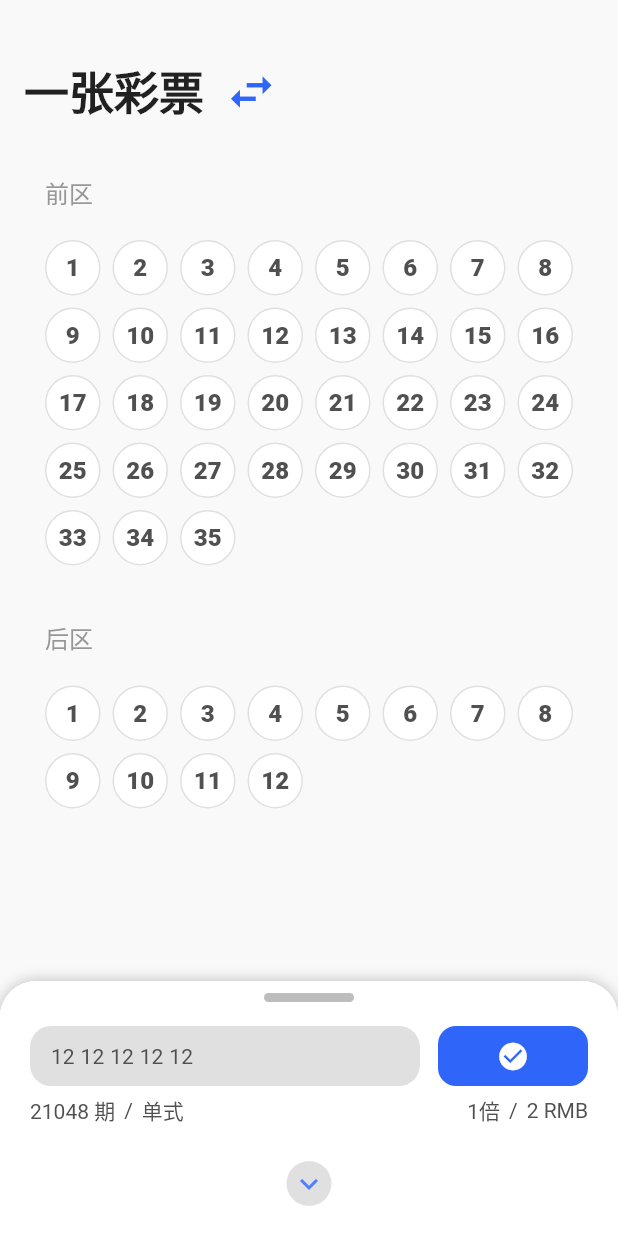
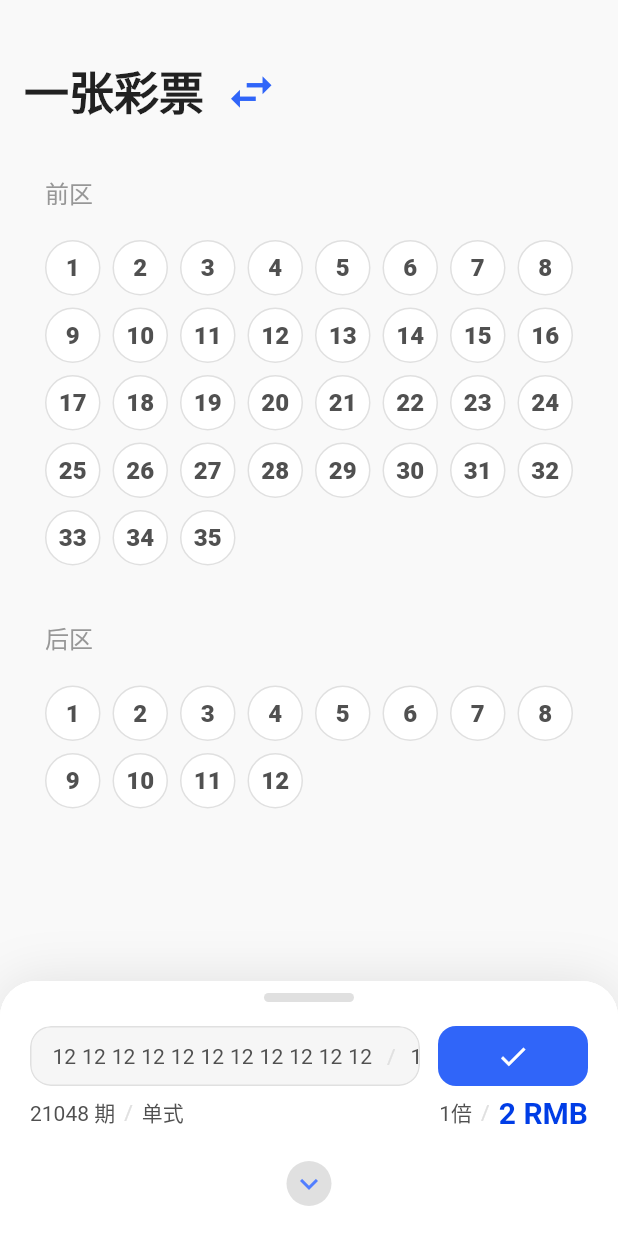
Before and after one commit to ShookLyngs/lyngs-donator, a Flutter app: the screen it shows after launch, on a phone screen of 412 x 824 dp. Run offline on Flutter 3.47's test engine with Material 2 defaults, Android fonts, the light colour scheme and no system bars; drawn by our look-alikes of sliding_up_panel; our stand-ins replace get.

Commit message:
update(theme): update panel colors

```diff
--- a/lib/pages/generate/generate.dart
+++ b/lib/pages/generate/generate.dart
@@ -28,6 +28,12 @@ class GeneratePage extends StatelessWidget {
       minHeight: minHeight,
       backdropEnabled: true,
       backdropOpacity: 0.3,
+      boxShadow: const [
+        BoxShadow(
+          blurRadius: 30.0,
+          color: Color.fromRGBO(0, 0, 0, 0.10),
+        ),
+      ],
       borderRadius: state.wrapBorderRadius,
       controller: state.panelController,
       // Widgets
--- a/lib/pages/generate/generate_panel.dart
+++ b/lib/pages/generate/generate_panel.dart
@@ -14,7 +14,9 @@ class GeneratePanel extends GetxWidget<GeneratePageState> {
       borderRadius: state.wrapBorderRadius,
       child: Stack(
         children: [
-          ListView(
+          Container(
+            color: Theme.of(context).cardColor,
+            child: ListView(
               controller: scrollController,
               children: [
                 const SizedBox(height: 80),
@@ -68,6 +70,7 @@ class GeneratePanel extends GetxWidget<GeneratePageState> {
                 ),
               ],
             ),
+          ),
           Positioned(
             top: 0,
             width: Get.width,
@@ -75,7 +78,7 @@ class GeneratePanel extends GetxWidget<GeneratePageState> {
               height: 80,
               child: Container(
                 padding: const EdgeInsets.symmetric(horizontal: 16),
-                color: Colors.white,
+                color: Theme.of(context).cardColor,
                 child: Row(children: [
                   TextButton(
                     onPressed: () {},
@@ -87,12 +90,12 @@ class GeneratePanel extends GetxWidget<GeneratePageState> {
                     child: Row(children: [
                       const Icon(Icons.arrow_back),
                       const SizedBox(width: 10),
-                      const Text(
+                      Text(
                         '我的关注',
                         style: TextStyle(
                           fontSize: 20,
-                            color: Colors.black,
-                          )
+                          color: Theme.of(context).textTheme.headline1!.color,
+                        ),
                       ),
                     ]),
                   )
--- a/lib/pages/generate/generate_panel_collapsed.dart
+++ b/lib/pages/generate/generate_panel_collapsed.dart
@@ -12,8 +12,11 @@ class GeneratePanelCollapsed extends GetxWidget<GeneratePageState> {
         left: false,
         right: false,
         child: Container(
-          color: Colors.white,
           padding: const EdgeInsets.symmetric(horizontal: 20),
+          decoration: BoxDecoration(
+            color: Theme.of(context).cardColor,
+            borderRadius: state.wrapBorderRadius,
+          ),
           child: Column(children: [
             // Indicator
             const SizedBox(height: 8),
@@ -23,9 +26,9 @@ class GeneratePanelCollapsed extends GetxWidget<GeneratePageState> {
                 width: 60,
                 height: 6,
                 child: Container(
-                  decoration: const BoxDecoration(
-                    color: Colors.black26,
-                    borderRadius: BorderRadius.all(Radius.circular(6)),
+                  decoration: BoxDecoration(
+                    color: Theme.of(context).dividerColor,
+                    borderRadius: const BorderRadius.all(Radius.circular(6)),
                   ),
                 ),
               ))
@@ -40,9 +43,18 @@ class GeneratePanelCollapsed extends GetxWidget<GeneratePageState> {
                   child: ClipRRect(
                     borderRadius: const BorderRadius.all(Radius.circular(14)),
                     child: Container(
-                      color: Colors.black12,
+                      decoration: BoxDecoration(
+                        color: Theme.of(context).backgroundColor,
+                        borderRadius: const BorderRadius.all(
+                          Radius.circular(14),
+                        ),
+                        border: Border.all(
+                          color: Theme.of(context).dividerColor,
+                        ),
+                      ),
                       child: ListView(
                         scrollDirection: Axis.horizontal,
+                        physics: const BouncingScrollPhysics(),
                         children: [
                           const SizedBox(width: 12),
                           const Center(child: Padding(
@@ -56,6 +68,47 @@ class GeneratePanelCollapsed extends GetxWidget<GeneratePageState> {
                           const Center(child: Padding(
                             padding: EdgeInsets.symmetric(horizontal: 2),
                             child: Text('12'),
+                          )),
+                          const Center(child: Padding(
+                            padding: EdgeInsets.symmetric(horizontal: 2),
+                            child: Text('12'),
+                          )),
+                          const Center(child: Padding(
+                            padding: EdgeInsets.symmetric(horizontal: 2),
+                            child: Text('12'),
+                          )),
+                          const Center(child: Padding(
+                            padding: EdgeInsets.symmetric(horizontal: 2),
+                            child: Text('12'),
+                          )),
+                          const Center(child: Padding(
+                            padding: EdgeInsets.symmetric(horizontal: 2),
+                            child: Text('12'),
+                          )),
+                          const Center(child: Padding(
+                            padding: EdgeInsets.symmetric(horizontal: 2),
+                            child: Text('12'),
+                          )),
+                          const Center(child: Padding(
+                            padding: EdgeInsets.symmetric(horizontal: 2),
+                            child: Text('12'),
+                          )),
+                          const Center(child: Padding(
+                            padding: EdgeInsets.symmetric(horizontal: 2),
+                            child: Text('12'),
+                          )),
+                          const Center(child: Padding(
+                            padding: EdgeInsets.symmetric(horizontal: 2),
+                            child: Text('12'),
+                          )),
+                          Center(child: Padding(
+                            padding: const EdgeInsets.symmetric(horizontal: 8),
+                            child: Text(
+                              '/',
+                              style: TextStyle(
+                                color: Theme.of(context).dividerColor,
+                              ),
+                            ),
                           )),
                           const Center(child: Padding(
                             padding: EdgeInsets.symmetric(horizontal: 2),
@@ -90,7 +143,7 @@ class GeneratePanelCollapsed extends GetxWidget<GeneratePageState> {
                   child: Row(
                     crossAxisAlignment: CrossAxisAlignment.center,
                     children: [
-                      const Icon(Icons.check_circle, size: 22),
+                      const Icon(Icons.done, size: 22),
                     ],
                   ),
                 ),
@@ -103,7 +156,12 @@ class GeneratePanelCollapsed extends GetxWidget<GeneratePageState> {
             Row(children: [
               const Text('21048 期'),
               const SizedBox(width: 6),
-              const Text('/'),
+              Text(
+                '/',
+                style: TextStyle(
+                  color: Theme.of(context).dividerColor,
+                ),
+              ),
               const SizedBox(width: 6),
               const Text('单式'),
 
@@ -111,9 +169,21 @@ class GeneratePanelCollapsed extends GetxWidget<GeneratePageState> {
 
               const Text('1倍'),
               const SizedBox(width: 6),
-              const Text('/'),
+              Text(
+                '/',
+                style: TextStyle(
+                  color: Theme.of(context).dividerColor,
+                ),
+              ),
               const SizedBox(width: 6),
-              const Text('2 RMB'),
+              Text(
+                '2 RMB',
+                style: TextStyle(
+                  fontSize: 20,
+                  fontWeight: FontWeight.w700,
+                  color: Theme.of(context).primaryColorDark,
+                ),
+              ),
             ]),
 
 
--- a/lib/theme.dart
+++ b/lib/theme.dart
@@ -28,8 +28,8 @@ ThemeData get lightTheme {
     primaryColorLight: primary[400],
 
     scaffoldBackgroundColor: const Color(0xfff9f9f9),
-    backgroundColor: const Color(0xffffffff),
     bottomAppBarColor: const Color(0xffffffff),
+    backgroundColor: const Color(0xfff6f6f6),
     cardColor: const Color(0xffffffff),
 
     dividerColor: Colors.grey[300],
@@ -57,6 +57,11 @@ ThemeData get darkTheme {
     primaryColorDark: primary[600],
     primaryColorLight: primary[400],
 
+    scaffoldBackgroundColor: const Color(0xff2e2e2e),
+    bottomAppBarColor: const Color(0xff424242),
+    backgroundColor: const Color(0xff383838),
+    cardColor: const Color(0xff424242),
+
     textTheme: theme.textTheme.copyWith(
       caption: theme.textTheme.caption!.copyWith(
         color: const Color(0xff6d6d6d),
```
Lines whose indentation alone changed are shown as unchanged.
